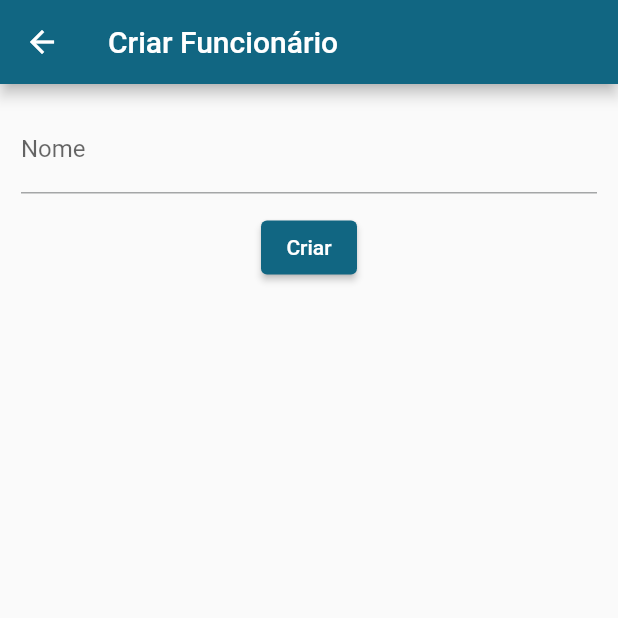
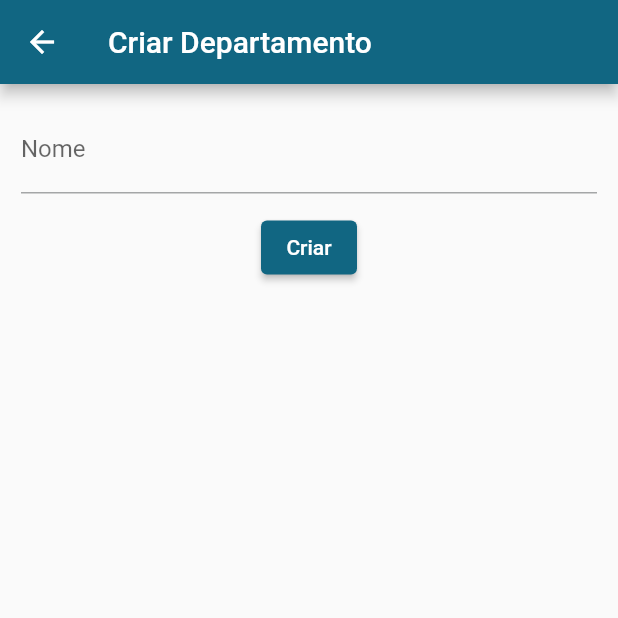
Before and after one commit to manoelpiovesan/bd-front, a Flutter app: the DepartmentEdit screen opened directly, on a phone screen of 412 x 824 dp, the top half of it. Run offline on Flutter 3.47's test engine with Material 3 defaults, Android fonts, the phone set to English and light mode, and no system bars; our stand-ins replace fl_chart.

Commit message:
Fixing department edit title

```diff
--- a/lib/views/widgets/edits/department_edit.dart
+++ b/lib/views/widgets/edits/department_edit.dart
@@ -46,7 +46,7 @@ class _DepartmentEditState extends State<DepartmentEdit> {
     return Scaffold(
       appBar: AppBar(
         title: Text(
-          widget.model != null ? 'Editar Funcionário' : 'Criar Funcionário',
+          widget.model != null ? 'Editar Departamento' : 'Criar Departamento',
         ),
       ),
       body: Padding(
```
